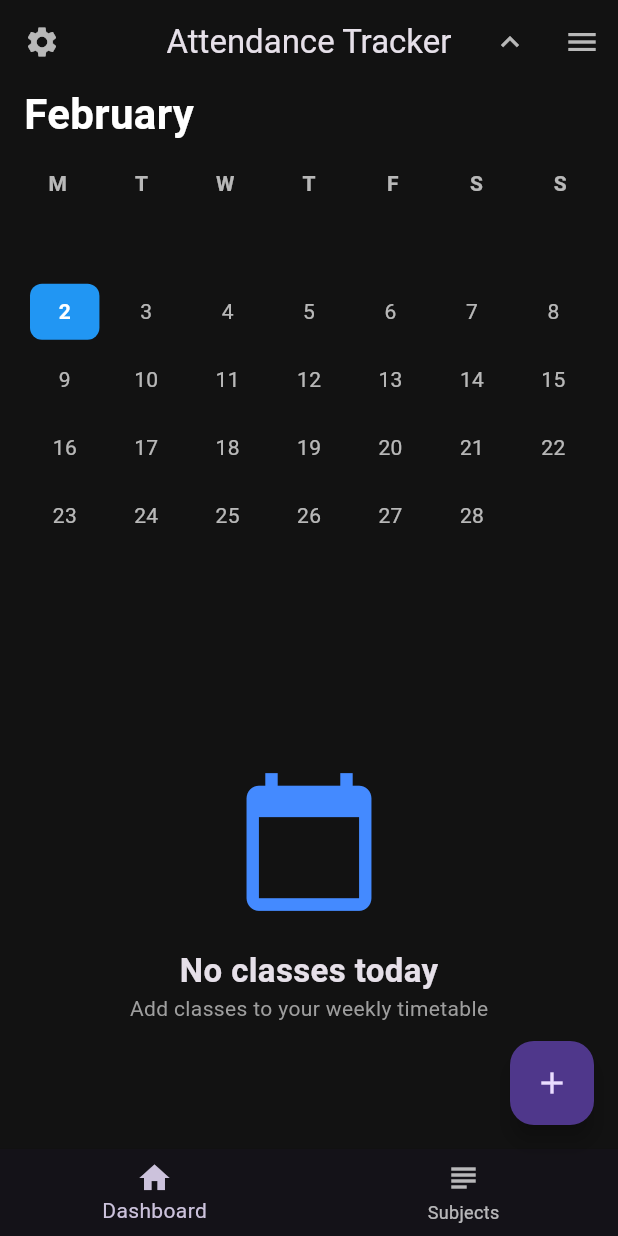
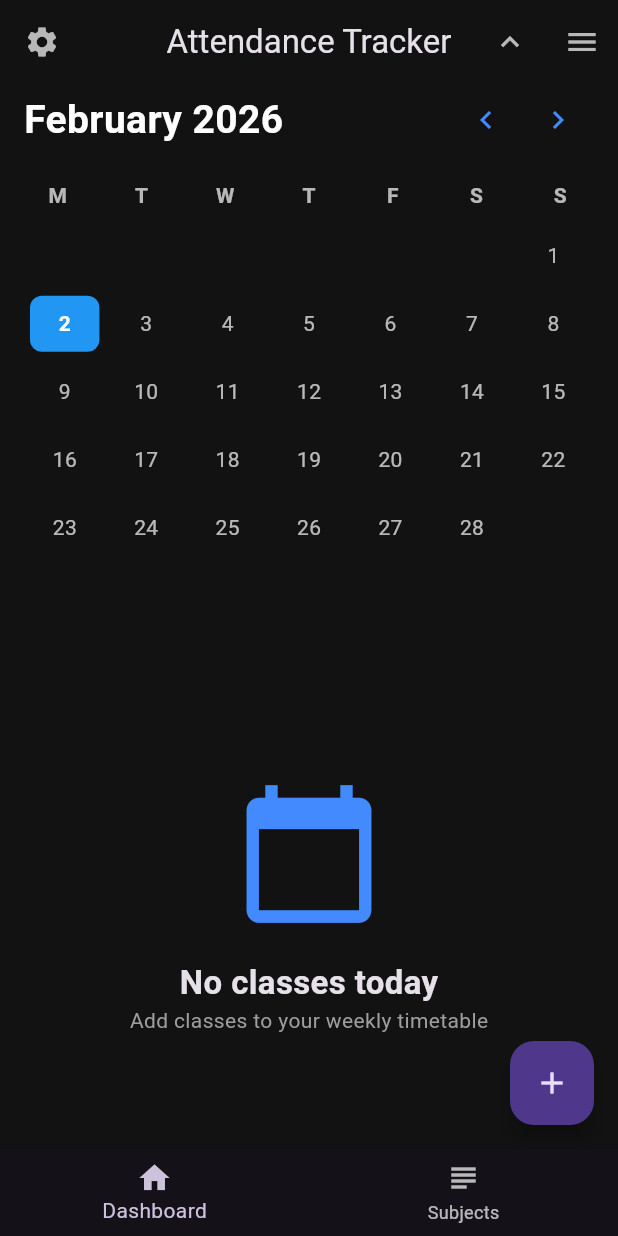
Before and after one commit to Tirthbisen/Academix, a Flutter app: the screen it shows once a user with an empty profile is signed in, on a phone screen of 412 x 824 dp. Run offline on Flutter 3.47's test engine with Material 3 defaults, Android fonts, the phone set to English and light mode, and no system bars; our stand-ins replace cloud_firestore, firebase_auth, firebase_core, firebase_messaging, flutter_local_notifications, google_sign_in and 3 more; accounts and stored records are empty; network calls fail.

Commit message:
minor - noti

```diff
--- a/lib/main.dart
+++ b/lib/main.dart
@@ -10,16 +10,26 @@ import 'package:flutter/material.dart';
 import 'package:google_sign_in/google_sign_in.dart';
 import 'package:intl/intl.dart';
 import 'package:shared_preferences/shared_preferences.dart';
-
 import 'add_class_page.dart';
 import 'add_subject_page.dart';
 import 'login_page.dart';
 import 'notification_service.dart';
 import 'subject_model.dart';
 
+@pragma('vm:entry-point')
+Future<void> _firebaseMessagingBackgroundHandler(RemoteMessage message) async {
+  await Firebase.initializeApp();
+  print("Handling background message: ${message.messageId}");
+}
+
 void main() async {
   WidgetsFlutterBinding.ensureInitialized();
   await Firebase.initializeApp();
+  FirebaseMessaging.onBackgroundMessage(_firebaseMessagingBackgroundHandler);
+
+  // 3. OPTIONAL: Request permissions for Android 13+
+  FirebaseMessaging messaging = FirebaseMessaging.instance;
+  await messaging.requestPermission(alert: true, badge: true, sound: true);
   await NotificationService.init();
   runApp(const AttendanceApp());
 }
@@ -71,6 +81,17 @@ class _AttendanceScreenState extends State<AttendanceScreen> {
   void initState() {
     super.initState();
     _loadData();
+    FirebaseMessaging.onMessage.listen((RemoteMessage message) {
+      print('Got a message whilst in the foreground!');
+      if (message.notification != null) {
+        NotificationService.showLocalPopup(
+          message.notification!.title ??
+              "Academix Poke", // First argument: Title
+          message.notification!.body ??
+              "Check your attendance!", // Second argument: Body
+        );
+      }
+    });
   }
 
   Widget _buildSidePanel(BuildContext context) {
@@ -447,11 +468,14 @@ class _AttendanceScreenState extends State<AttendanceScreen> {
   }
 
   Widget _buildCalendarHeader() {
-    final now = DateTime.now();
-    final firstDay = DateTime(now.year, now.month, 1);
-    final lastDay = DateTime(now.year, now.month + 1, 0);
+    // 🚀 Update: We now base the grid on _selectedDate instead of 'now'
+    // to allow month-to-month navigation.
+    final firstDay = DateTime(_selectedDate.year, _selectedDate.month, 1);
+    final lastDay = DateTime(_selectedDate.year, _selectedDate.month + 1, 0);
     final daysInMonth = lastDay.day;
-    final firstWeekday = firstDay.weekday;
+
+    // Calculate weekday offset (adjusting for Monday start)
+    final firstWeekday = firstDay.weekday - 1;
 
     final monthNames = [
       "January",
@@ -473,13 +497,53 @@ class _AttendanceScreenState extends State<AttendanceScreen> {
       child: Column(
         crossAxisAlignment: CrossAxisAlignment.start,
         children: [
-          Text(
-            monthNames[now.month - 1],
-            style: const TextStyle(
-              fontSize: 28,
-              fontWeight: FontWeight.bold,
-              color: Colors.white,
-            ),
+          // ⬅️ Navigation Row ➡️
+          Row(
+            mainAxisAlignment: MainAxisAlignment.spaceBetween,
+            children: [
+              Text(
+                "${monthNames[_selectedDate.month - 1]} ${_selectedDate.year}",
+                style: const TextStyle(
+                  fontSize: 26,
+                  fontWeight: FontWeight.bold,
+                  color: Colors.white,
+                ),
+              ),
+              Row(
+                children: [
+                  IconButton(
+                    icon: const Icon(
+                      Icons.chevron_left,
+                      color: Colors.blueAccent,
+                    ),
+                    onPressed: () {
+                      setState(() {
+                        _selectedDate = DateTime(
+                          _selectedDate.year,
+                          _selectedDate.month - 1,
+                          1,
+                        );
+                      });
+                    },
+                  ),
+                  IconButton(
+                    icon: const Icon(
+                      Icons.chevron_right,
+                      color: Colors.blueAccent,
+                    ),
+                    onPressed: () {
+                      setState(() {
+                        _selectedDate = DateTime(
+                          _selectedDate.year,
+                          _selectedDate.month + 1,
+                          1,
+                        );
+                      });
+                    },
+                  ),
+                ],
+              ),
+            ],
           ),
           const SizedBox(height: 16),
           Row(
@@ -510,18 +574,24 @@ class _AttendanceScreenState extends State<AttendanceScreen> {
             ),
             itemCount: 42,
             itemBuilder: (context, index) {
-              final dayNumber = index - firstWeekday + 2;
+              final dayNumber = index - firstWeekday + 1;
 
               if (index < firstWeekday || dayNumber > daysInMonth) {
                 return const SizedBox();
               }
 
-              final cellDate = DateTime(now.year, now.month, dayNumber);
-              final isSelected =
-                  dayNumber == _selectedDate.day &&
-                  now.month == _selectedDate.month;
+              final cellDate = DateTime(
+                _selectedDate.year,
+                _selectedDate.month,
+                dayNumber,
+              );
+
+              // Comparison logic for styling
+              final isSelected = dayNumber == _selectedDate.day;
               final isToday =
-                  dayNumber == now.day && now.month == DateTime.now().month;
+                  dayNumber == DateTime.now().day &&
+                  _selectedDate.month == DateTime.now().month &&
+                  _selectedDate.year == DateTime.now().year;
 
               return GestureDetector(
                 onTap: () {
```
Also changed, not shown: lib/notification_service.dart (+25 -78 lines), 2 other files.
